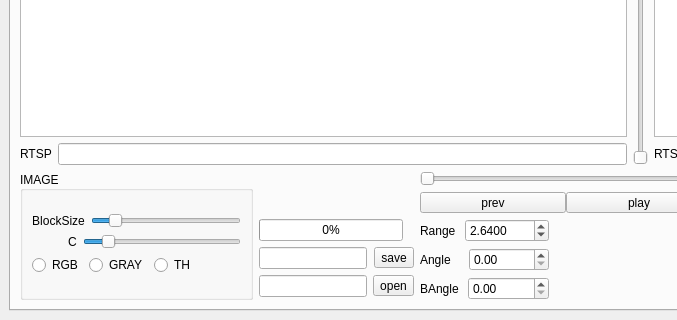
This is mainwindow.ui in RZFD12/BIRD_DETECTOR as Qt 5 draws it before an edit; both pictures show x 0 to 677 and y 400 to 720 of the 1280 by 720 pixel window. The edited form follows.
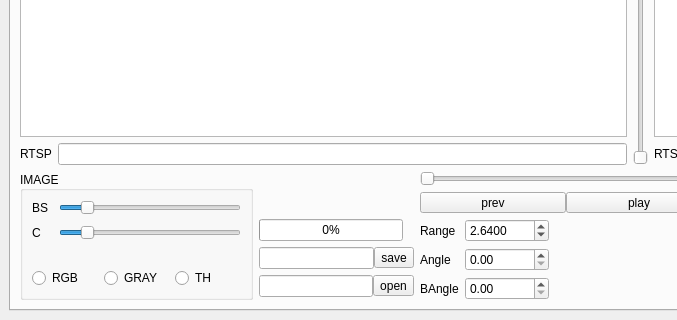
This is the edited form. Icons and pictures are not drawn.

```diff
--- a/mainwindow.ui
+++ b/mainwindow.ui
@@ -50,21 +50,30 @@
            <item>
             <layout class="QVBoxLayout" name="verticalLayout_2">
              <item>
-              <layout class="QHBoxLayout" name="horizontalLayout_7" stretch="0,1">
-               <property name="spacing">
-                <number>6</number>
+              <layout class="QFormLayout" name="formLayout_2">
+               <property name="horizontalSpacing">
+                <number>11</number>
                </property>
-               <item>
+               <property name="verticalSpacing">
+                <number>10</number>
+               </property>
+               <item row="0" column="0">
                 <widget class="QLabel" name="labelBlsize">
+                 <property name="sizePolicy">
+                  <sizepolicy hsizetype="Fixed" vsizetype="Preferred">
+                   <horstretch>0</horstretch>
+                   <verstretch>0</verstretch>
+                  </sizepolicy>
+                 </property>
                  <property name="text">
-                  <string>BlockSize</string>
+                  <string>BS</string>
                  </property>
                  <property name="alignment">
                   <set>Qt::AlignCenter</set>
                  </property>
                 </widget>
                </item>
-               <item>
+               <item row="0" column="1">
                 <widget class="QSlider" name="horizontalSliderBlsize">
                  <property name="minimum">
                   <number>3</number>
@@ -77,18 +86,14 @@
                  </property>
                 </widget>
                </item>
-              </layout>
-             </item>
-             <item>
-              <layout class="QHBoxLayout" name="horizontalLayout_8" stretch="0,1">
-               <property name="spacing">
-                <number>6</number>
-               </property>
-               <property name="leftMargin">
-                <number>36</number>
-               </property>
-               <item>
+               <item row="1" column="0">
                 <widget class="QLabel" name="labelC">
+                 <property name="sizePolicy">
+                  <sizepolicy hsizetype="Fixed" vsizetype="Preferred">
+                   <horstretch>0</horstretch>
+                   <verstretch>0</verstretch>
+                  </sizepolicy>
+                 </property>
                  <property name="text">
                   <string>C</string>
                  </property>
@@ -97,7 +102,7 @@
                  </property>
                 </widget>
                </item>
-               <item>
+               <item row="1" column="1">
                 <widget class="QSlider" name="horizontalSliderC">
                  <property name="minimum">
                   <number>3</number>
@@ -114,6 +119,9 @@
              </item>
              <item>
               <layout class="QHBoxLayout" name="horizontalLayoutToolButtons">
+               <property name="spacing">
+                <number>6</number>
+               </property>
                <item>
                 <widget class="QRadioButton" name="RGB">
                  <property name="text">
@@ -135,19 +143,6 @@
                  </property>
                 </widget>
                </item>
-               <item>
-                <spacer name="horizontalSpacer">
-                 <property name="orientation">
-                  <enum>Qt::Horizontal</enum>
-                 </property>
-                 <property name="sizeHint" stdset="0">
-                  <size>
-                   <width>40</width>
-                   <height>20</height>
-                  </size>
-                 </property>
-                </spacer>
-               </item>
               </layout>
              </item>
             </layout>
@@ -255,7 +250,7 @@
           <item>
            <layout class="QHBoxLayout" name="horizontalLayoutSave" stretch="1,0">
             <property name="spacing">
-             <number>7</number>
+             <number>0</number>
             </property>
             <property name="rightMargin">
              <number>0</number>
@@ -287,6 +282,9 @@
           </item>
           <item>
            <layout class="QHBoxLayout" name="horizontalLayoutOpen" stretch="1,0">
+            <property name="spacing">
+             <number>0</number>
+            </property>
             <item>
              <widget class="QLineEdit" name="lineEditOpen">
               <property name="sizePolicy">
@@ -314,97 +312,6 @@
           </item>
          </layout>
         </item>
-        <item row="2" column="2">
-         <layout class="QVBoxLayout" name="verticalLayoutRABA">
-          <item>
-           <layout class="QHBoxLayout" name="horizontalLayout_10" stretch="1,2">
-            <property name="spacing">
-             <number>9</number>
-            </property>
-            <property name="leftMargin">
-             <number>0</number>
-            </property>
-            <item>
-             <widget class="QLabel" name="labelRange">
-              <property name="text">
-               <string>Range</string>
-              </property>
-              <property name="alignment">
-               <set>Qt::AlignLeading|Qt::AlignLeft|Qt::AlignVCenter</set>
-              </property>
-             </widget>
-            </item>
-            <item>
-             <widget class="QDoubleSpinBox" name="doubleSpinBoxRange">
-              <property name="sizePolicy">
-               <sizepolicy hsizetype="Preferred" vsizetype="Fixed">
-                <horstretch>0</horstretch>
-                <verstretch>0</verstretch>
-               </sizepolicy>
-              </property>
-              <property name="decimals">
-               <number>4</number>
-              </property>
-              <property name="maximum">
-               <double>1000.000000000000000</double>
-              </property>
-              <property name="value">
-               <double>2.640000000000000</double>
-              </property>
-             </widget>
-            </item>
-           </layout>
-          </item>
-          <item>
-           <layout class="QHBoxLayout" name="horizontalLayout_11" stretch="1,2">
-            <property name="spacing">
-             <number>9</number>
-            </property>
-            <item>
-             <widget class="QLabel" name="labelAngle">
-              <property name="text">
-               <string>Angle</string>
-              </property>
-              <property name="alignment">
-               <set>Qt::AlignLeading|Qt::AlignLeft|Qt::AlignVCenter</set>
-              </property>
-             </widget>
-            </item>
-            <item>
-             <widget class="QDoubleSpinBox" name="doubleSpinBoxAngle">
-              <property name="maximum">
-               <double>180.000000000000000</double>
-              </property>
-             </widget>
-            </item>
-           </layout>
-          </item>
-          <item>
-           <layout class="QHBoxLayout" name="horizontalLayout_12" stretch="1,2">
-            <property name="spacing">
-             <number>8</number>
-            </property>
-            <item>
-             <widget class="QLabel" name="label">
-              <property name="text">
-               <string>BAngle</string>
-              </property>
-              <property name="alignment">
-               <set>Qt::AlignLeading|Qt::AlignLeft|Qt::AlignVCenter</set>
-              </property>
-             </widget>
-            </item>
-            <item>
-             <widget class="QDoubleSpinBox" name="doubleSpinBoxBAngle">
-              <property name="maximum">
-               <double>180.000000000000000</double>
-              </property>
-             </widget>
-            </item>
-           </layout>
-          </item>
-         </layout>
-        </item>
         <item row="1" column="4" rowspan="2" colspan="2">
          <layout class="QGridLayout" name="gridLayoutTemplates">
           <property name="sizeConstraint">
@@ -506,6 +413,85 @@
           </item>
          </layout>
         </item>
+        <item row="2" column="2">
+         <layout class="QFormLayout" name="formLayout">
+          <item row="0" column="0">
+           <widget class="QLabel" name="labelRange">
+            <property name="text">
+             <string>Range</string>
+            </property>
+            <property name="alignment">
+             <set>Qt::AlignLeading|Qt::AlignLeft|Qt::AlignVCenter</set>
+            </property>
+           </widget>
+          </item>
+          <item row="0" column="1">
+           <widget class="QDoubleSpinBox" name="doubleSpinBoxRange">
+            <property name="sizePolicy">
+             <sizepolicy hsizetype="Minimum" vsizetype="Fixed">
+              <horstretch>0</horstretch>
+              <verstretch>0</verstretch>
+             </sizepolicy>
+            </property>
+            <property name="decimals">
+             <number>4</number>
+            </property>
+            <property name="maximum">
+             <double>1000.000000000000000</double>
+            </property>
+            <property name="value">
+             <double>2.640000000000000</double>
+            </property>
+           </widget>
+          </item>
+          <item row="1" column="0">
+           <widget class="QLabel" name="labelAngle">
+            <property name="text">
+             <string>Angle</string>
+            </property>
+            <property name="alignment">
+             <set>Qt::AlignLeading|Qt::AlignLeft|Qt::AlignVCenter</set>
+            </property>
+           </widget>
+          </item>
+          <item row="1" column="1">
+           <widget class="QDoubleSpinBox" name="doubleSpinBoxAngle">
+            <property name="sizePolicy">
+             <sizepolicy hsizetype="Minimum" vsizetype="Fixed">
+              <horstretch>0</horstretch>
+              <verstretch>0</verstretch>
+             </sizepolicy>
+            </property>
+            <property name="maximum">
+             <double>180.000000000000000</double>
+            </property>
+           </widget>
+          </item>
+          <item row="2" column="0">
+           <widget class="QLabel" name="label">
+            <property name="text">
+             <string>BAngle</string>
+            </property>
+            <property name="alignment">
+             <set>Qt::AlignLeading|Qt::AlignLeft|Qt::AlignVCenter</set>
+            </property>
+           </widget>
+          </item>
+          <item row="2" column="1">
+           <widget class="QDoubleSpinBox" name="doubleSpinBoxBAngle">
+            <property name="sizePolicy">
+             <sizepolicy hsizetype="MinimumExpanding" vsizetype="Fixed">
+              <horstretch>0</horstretch>
+              <verstretch>0</verstretch>
+             </sizepolicy>
+            </property>
+            <property name="maximum">
+             <double>180.000000000000000</double>
+            </property>
+           </widget>
+          </item>
+         </layout>
+        </item>
        </layout>
       </widget>
       <widget class="QWidget" name="tab_2">
```
Left out of the diff: 10 changed lines with no effect on the pictures.
